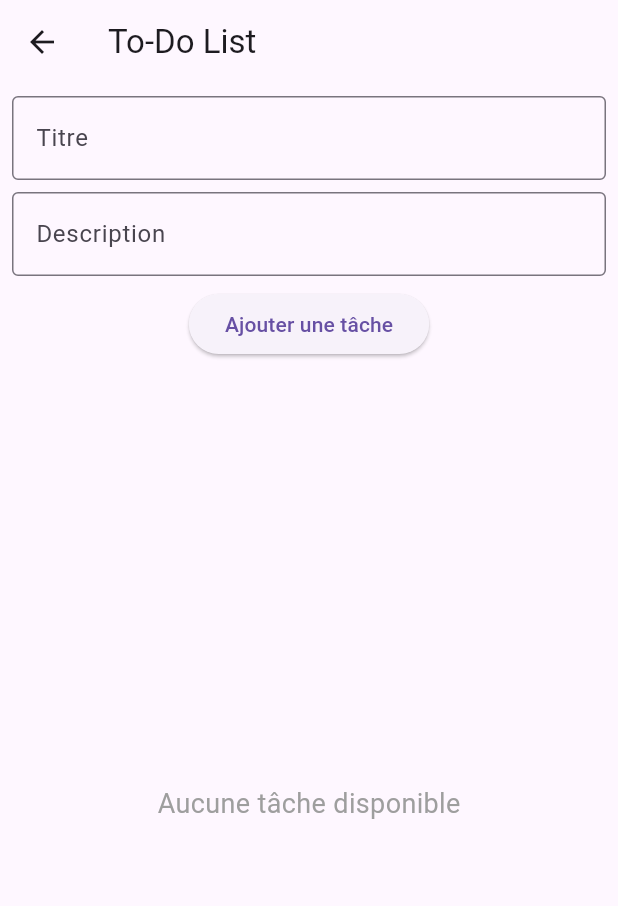
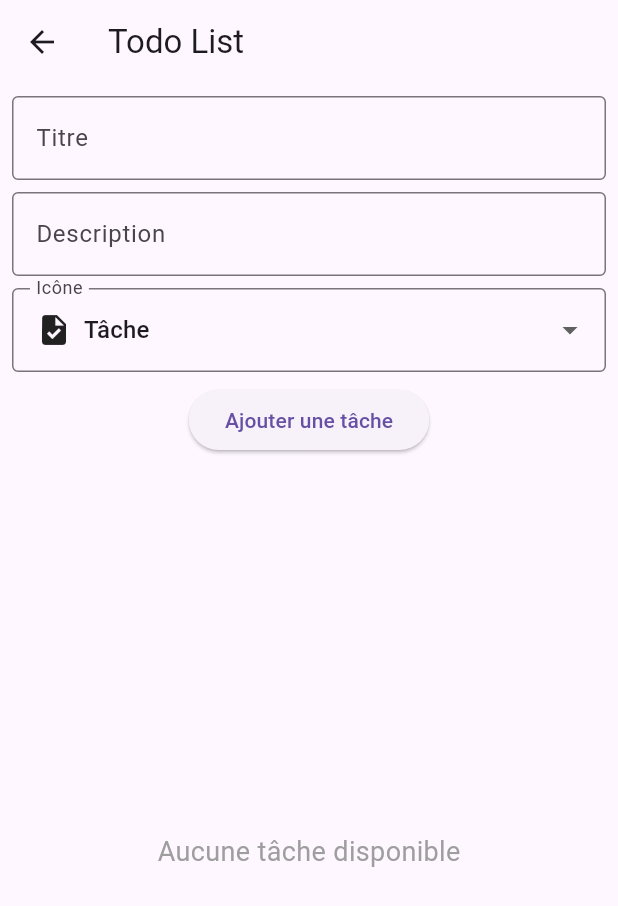
Before and after one commit to LucPASCUAL/flutter-eval, a Flutter app: the TodoScreen screen opened directly, after a tap on "Ajouter une tâche", on a phone screen of 412 x 824 dp. Shown: the top 906 px of the screen. Run offline on Flutter 3.47's test engine with Material 3 defaults, Android fonts, the phone set to English and light mode, and no system bars; our stand-ins replace flutter_slidable.

Commit message:
ajout icon

```diff
--- a/lib/presentation/screens/todo_screen.dart
+++ b/lib/presentation/screens/todo_screen.dart
@@ -10,17 +10,19 @@ class TodoScreen extends StatefulWidget {
 }
 
 class _TodoScreenState extends State<TodoScreen> {
-  final List<Map<String, String>> _tasks = [];
+  final List<Map<String, dynamic>> _tasks = [];
   final TextEditingController _titleController = TextEditingController();
   final TextEditingController _descriptionController = TextEditingController();
+  IconData _selectedIcon = Icons.task;
 
-  void _addTask(String title, String description) {
+  void _addTask(String title, String description, IconData icon) {
     if (title.isNotEmpty && description.isNotEmpty) {
       setState(() {
-        _tasks.add({'title': title, 'description': description});
+        _tasks.add({'title': title, 'description': description, 'icon': icon});
       });
       _titleController.clear();
       _descriptionController.clear();
+      _selectedIcon = Icons.task; // Reset icon selection
     }
   }
 
@@ -42,7 +44,7 @@ class _TodoScreenState extends State<TodoScreen> {
   Widget build(BuildContext context) {
     return Scaffold(
       appBar: AppBar(
-        title: const Text('To-Do List'),
+        title: const Text('Todo List'),
       ),
       body: Column(
         children: [
@@ -66,16 +68,71 @@ class _TodoScreenState extends State<TodoScreen> {
                   ),
                   maxLines: null,
                   keyboardType: TextInputType.multiline,
-                  onSubmitted: (value) {
-                    _addTask(
-                        _titleController.text, _descriptionController.text);
-                  },
+                ),
+                const SizedBox(height: 8),
+                SizedBox(
+                  width: double.infinity,
+                  child: DropdownButtonFormField<IconData>(
+                    value: _selectedIcon,
+                    decoration: const InputDecoration(
+                      labelText: 'Icône',
+                      border: OutlineInputBorder(),
+                    ),
+                    items: [
+                      DropdownMenuItem(
+                        value: Icons.task,
+                        child: Row(
+                          children: const [
+                            Icon(Icons.task),
+                            SizedBox(width: 8),
+                            Text('Tâche'),
+                          ],
+                        ),
+                      ),
+                      DropdownMenuItem(
+                        value: Icons.work,
+                        child: Row(
+                          children: const [
+                            Icon(Icons.work),
+                            SizedBox(width: 8),
+                            Text('Travail'),
+                          ],
+                        ),
+                      ),
+                      DropdownMenuItem(
+                        value: Icons.home,
+                        child: Row(
+                          children: const [
+                            Icon(Icons.home),
+                            SizedBox(width: 8),
+                            Text('Maison'),
+                          ],
+                        ),
+                      ),
+                      DropdownMenuItem(
+                        value: Icons.school,
+                        child: Row(
+                          children: const [
+                            Icon(Icons.school),
+                            SizedBox(width: 8),
+                            Text('École'),
+                          ],
+                        ),
+                      ),
+                    ],
+                    onChanged: (value) {
+                      setState(() {
+                        _selectedIcon = value!;
+                      });
+                    },
+                  ),
                 ),
                 const SizedBox(height: 8),
                 ElevatedButton(
                   onPressed: () => _addTask(
                     _titleController.text,
                     _descriptionController.text,
+                    _selectedIcon,
                   ),
                   child: const Text('Ajouter une tâche'),
                 ),
@@ -121,6 +178,7 @@ class _TodoScreenState extends State<TodoScreen> {
                           ],
                         ),
                         child: ListTile(
+                          leading: Icon(_tasks[index]['icon'] as IconData),
                           title: Text.rich(
                             TextSpan(
                               children: [
```
